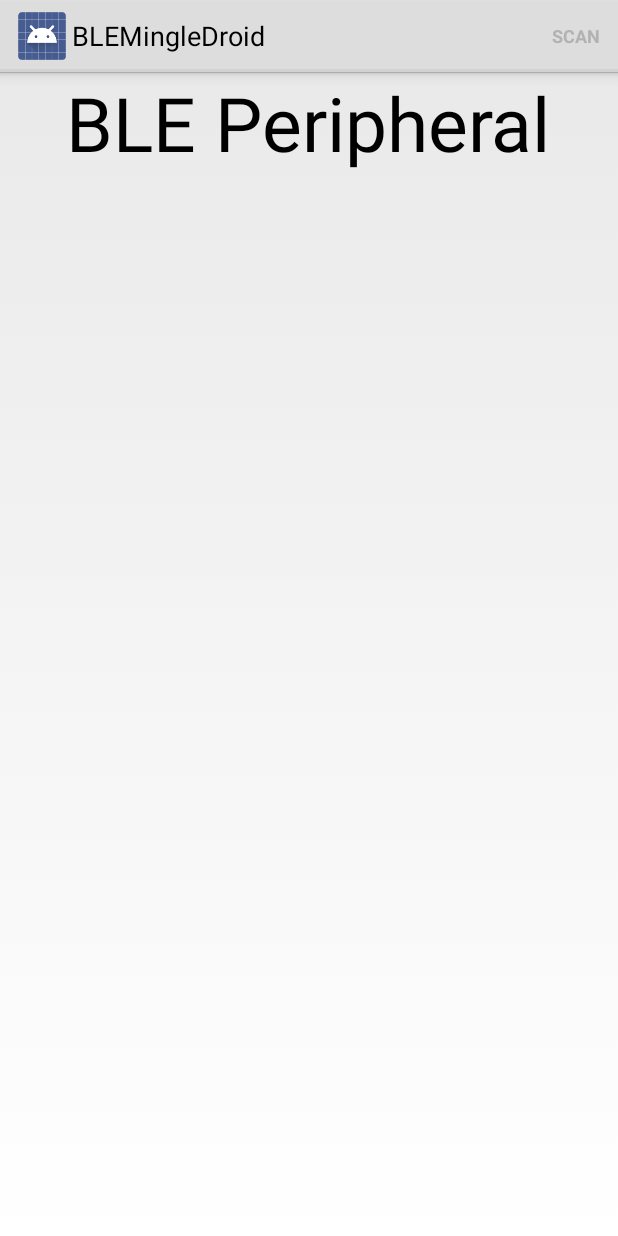
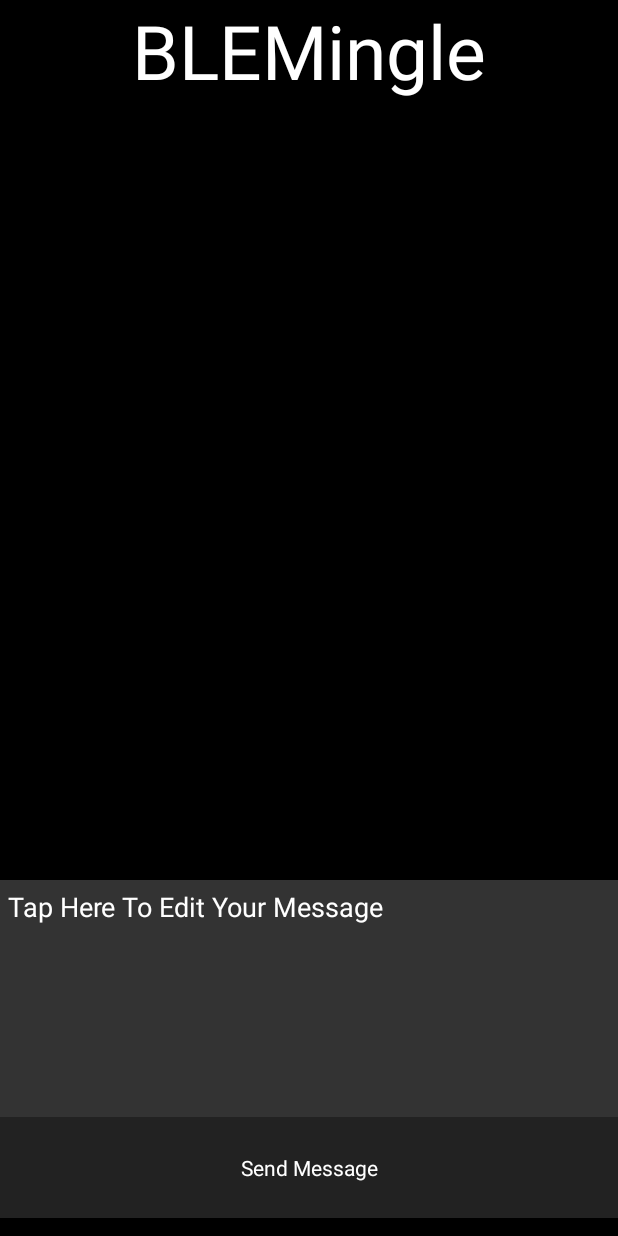
Before and after one commit to gitgarage/BLEMingleDroid, an Android app: the ScanActivity screen opened directly, with no data from a screen before it, on a phone screen of 412 x 824 dp. Run offline under Robolectric (Android 15) with nearby library versions, the phone set to English and light mode, and no system bars; 1 statement that could not run was skipped.

Commit message:
Share it with the world!

```diff
--- a/app/src/main/AndroidManifest.xml
+++ b/app/src/main/AndroidManifest.xml
@@ -8,7 +8,7 @@
         android:allowBackup="true"
         android:icon="@mipmap/ic_launcher"
         android:label="@string/app_name"
-        android:theme="@style/AppTheme" >
+        android:theme="@android:style/Theme.NoTitleBar" >
         <activity
             android:name=".ScanActivity"
             android:label="@string/app_name" >
--- a/app/src/main/java/com/bitgarage/blemingledroid/ScanActivity.java
+++ b/app/src/main/java/com/bitgarage/blemingledroid/ScanActivity.java
@@ -7,17 +7,46 @@ import android.app.Activity;
 import android.bluetooth.BluetoothAdapter;
 import android.bluetooth.BluetoothDevice;
 import android.bluetooth.BluetoothManager;
+import android.bluetooth.le.AdvertiseCallback;
+import android.bluetooth.le.AdvertiseData;
+import android.bluetooth.le.BluetoothLeAdvertiser;
 import android.os.Bundle;
+import android.os.Handler;
 import android.util.Log;
 import android.view.Menu;
 import android.view.MenuItem;
+import android.view.View;
 import android.view.Window;
+import android.widget.Button;
+import android.widget.EditText;
 import android.widget.TextView;
 import android.widget.Toast;
 
 public class ScanActivity extends Activity implements BluetoothAdapter.LeScanCallback {
     private BluetoothAdapter mBTAdapter;
+    private BluetoothLeAdvertiser mBTAdvertiser;
+    public boolean CONNECTED = false;
     private boolean mIsScanning;
+    private Button mSendButton;
+    private EditText mEditText;
+    private String TAG = "ScanActivity";
+    private Handler threadHaandler = new Handler();
+
+    private AdvertiseCallback mAdvCallback = new AdvertiseCallback() {
+        public void onStartSuccess(android.bluetooth.le.AdvertiseSettings settingsInEffect) {
+            CONNECTED = true;
+            if (settingsInEffect != null) {
+            } else {
+                Log.d(TAG, "onStartSuccess, settingInEffect is null");
+            }
+            setProgressBarIndeterminateVisibility(false);
+        }
+
+        public void onStartFailure(int errorCode) {
+            CONNECTED = false;
+        };
+    };
+
 
     @Override
     protected void onCreate(Bundle savedInstanceState) {
@@ -51,39 +80,6 @@ public class ScanActivity extends Activity implements BluetoothAdapter.LeScanCal
         return true;
     }
 
-    @Override
-    public boolean onPrepareOptionsMenu(Menu menu) {
-        if (mIsScanning) {
-            menu.findItem(R.id.action_scan).setVisible(false);
-            menu.findItem(R.id.action_stop).setVisible(true);
-        } else {
-            menu.findItem(R.id.action_scan).setEnabled(true);
-            menu.findItem(R.id.action_scan).setVisible(true);
-            menu.findItem(R.id.action_stop).setVisible(false);
-        }
-        if ((mBTAdapter == null) || (!mBTAdapter.isEnabled())) {
-            menu.findItem(R.id.action_scan).setEnabled(false);
-        }
-        return super.onPrepareOptionsMenu(menu);
-    }
-
-    @SuppressWarnings("unchecked")
-    @Override
-    public boolean onMenuItemSelected(int featureId, MenuItem item) {
-        int itemId = item.getItemId();
-        if (itemId == android.R.id.home) {
-            // ignore
-            return true;
-        } else if (itemId == R.id.action_scan) {
-            startScan();
-            return true;
-        } else if (itemId == R.id.action_stop) {
-            stopScan();
-            return true;
-        }
-        return super.onMenuItemSelected(featureId, item);
-    }
-
     public static String asHex(byte bytes[]) {
         if ((bytes == null) || (bytes.length == 0)) {
             return "";
@@ -102,7 +98,7 @@ public class ScanActivity extends Activity implements BluetoothAdapter.LeScanCal
         return sb.toString();
     }
 
-    public String[] used = new String[100];
+    public String[] used = new String[3];
     public int ui = 0;
 
     @Override
@@ -114,7 +110,6 @@ public class ScanActivity extends Activity implements BluetoothAdapter.LeScanCal
         while (startByte <= 5) {
             if (!Arrays.asList(used).contains(hex)) {
                 used[ui] = hex;
-                ui++;
 
                 String message = new String(newScanRecord);
                 String firstChar = message.substring(5, 6);
@@ -146,7 +141,10 @@ public class ScanActivity extends Activity implements BluetoothAdapter.LeScanCal
                     boolean enter = subMessage.length() == 16;
                     enter = enter && !subMessage.substring(15).equals("-");
                     enter = enter || subMessage.length() < 16;
-                    textViewToChange.setText(oldText + subMessage.substring(0,subMessage.length()-1) + (enter ? "\n" : ""));
+                    textViewToChange.setText(oldText + subMessage.substring(0, subMessage.length() - 1) + (enter ? "\n" : ""));
+                    ui = ui == 2 ? -1 : ui;
+                    ui++;
+
                     Log.e("String", subMessage);
                 }
                 break;
@@ -155,7 +153,72 @@ public class ScanActivity extends Activity implements BluetoothAdapter.LeScanCal
         }
     }
 
+    private void sendMessage() {
+        Thread thread = new Thread(new Runnable() {
+            @Override
+            public void run() {
+                if (mBTAdapter == null) {
+                    return;
+                }
+                if (mBTAdvertiser == null) {
+                    mBTAdvertiser = mBTAdapter.getBluetoothLeAdvertiser();
+                }
+                String textMessage = mEditText.getText().toString();
+                if (textMessage.length() > 0)
+                {
+                    String message = "Android: " + textMessage;
+
+                    while (message.length() > 0) {
+                        String subMessage;
+                        if(message.length() > 8)
+                        {
+                            subMessage = message.substring(0,8) + "-";
+                            message = message.substring(8);
+                            for (int i = 0; i < 20; i++)
+                            {
+                                AdvertiseData ad = BleUtil.makeAdvertiseData(subMessage);
+                                mBTAdvertiser.startAdvertising(BleUtil.createAdvSettings(true, 100), ad, mAdvCallback);
+                                mBTAdvertiser.stopAdvertising(mAdvCallback);
+                            }
+                        }
+                        else
+                        {
+                            subMessage = message;
+                            message = "";
+                            for (int i = 0; i < 5; i++)
+                            {
+                                AdvertiseData ad = BleUtil.makeAdvertiseData(subMessage);
+                                mBTAdvertiser.startAdvertising(
+                                        BleUtil.createAdvSettings(true, 40), ad,
+                                        mAdvCallback);
+                                mBTAdvertiser.stopAdvertising(mAdvCallback);
+                            }
+                        }
+                    }
+                    threadHaandler.post(updateRunnable);
+                }
+            }
+        });
+        thread.start();
+    }
+
+    final Runnable updateRunnable = new Runnable() {
+        public void run() {
+            mEditText.setText("");
+        }
+    };
+
     private void init() {
+        mSendButton = (Button) findViewById(R.id.send_button);
+        mSendButton.setEnabled(true);
+        mSendButton.setOnClickListener(new View.OnClickListener() {
+            @Override
+            public void onClick(View v) {
+                sendMessage();
+            }
+        });
+
+        mEditText = (EditText) findViewById(R.id.editText);
 
         // BLE check
         if (!BleUtil.isBLESupported(this)) {
@@ -175,6 +238,7 @@ public class ScanActivity extends Activity implements BluetoothAdapter.LeScanCal
             return;
         }
         stopScan();
+        startScan();
     }
 
     private void startScan() {
--- a/app/src/main/res/AndroidManifest.xml
+++ b/app/src/main/res/AndroidManifest.xml
@@ -4,8 +4,8 @@
     android:versionCode="3"
     android:versionName="1.2" >
     <uses-sdk
-        android:minSdkVersion="18"
-        android:targetSdkVersion="18" />
+        android:minSdkVersion="21"
+        android:targetSdkVersion="21" />
     <uses-permission android:name="android.permission.BLUETOOTH" />
     <uses-permission android:name="android.permission.BLUETOOTH_ADMIN" />
     <uses-feature
--- /dev/null
+++ b/app/src/main/res/drawable/back.xml
@@ -0,0 +1,7 @@
+<?xml version="1.0" encoding="utf-8"?>
+<selector xmlns:android="http://schemas.android.com/apk/res/android">
+    <shape xmlns:android="http://schemas.android.com/apk/res/android" android:shape="rectangle" >
+        <solid android:color="#ffffff" />
+        <stroke android:width="1dip" android:color="#999999"/>
+    </shape>
+</selector>
--- a/app/src/main/res/layout/activity_scan.xml
+++ b/app/src/main/res/layout/activity_scan.xml
@@ -4,7 +4,8 @@
     android:layout_height="match_parent"
     android:orientation="vertical"
     tools:context=".ScanActivity"
-    android:weightSum="1">
+    android:weightSum="1"
+    android:background="#000000">
 
     <LinearLayout
         android:orientation="vertical"
@@ -16,15 +17,52 @@
         android:layout_width="wrap_content"
         android:layout_height="wrap_content"
         android:textAppearance="?android:attr/textAppearanceLarge"
-        android:text="BLE Peripheral"
+        android:text="BLEMingle"
         android:id="@+id/title"
         android:layout_gravity="center_horizontal"
-        android:textSize="50dp" />
+        android:textSize="50dp"
+        android:textColor="#FFFFFF" />
 
-    <TextView
+    <ScrollView
         android:layout_width="match_parent"
-        android:layout_height="match_parent"
-        android:id="@+id/textView"
-        android:textSize="25dp"
-        android:paddingLeft="5dp" />
+        android:layout_height="144dp"
+        android:id="@+id/scrollView"
+        android:layout_weight="0.97">
+
+        <TextView
+            android:layout_width="match_parent"
+            android:layout_height="wrap_content"
+            android:id="@+id/textView"
+            android:textSize="25dp"
+            android:paddingLeft="5dp"
+            android:background="@drawable/back"
+            android:paddingRight="5dp"
+            android:autoText="false"
+            android:textColor="#ffffff"
+            android:layout_weight="2.98"
+            android:gravity="fill"
+            android:height="230dp" />
+    </ScrollView>
+
+    <EditText
+        android:layout_width="match_parent"
+        android:layout_height="158dp"
+        android:inputType="textMultiLine"
+        android:ems="10"
+        android:id="@+id/editText"
+        android:editable="true"
+        android:background="#333333"
+        android:text="Tap Here To Edit Your Message"
+        android:textColor="#FFFFFF"
+        android:gravity="top"
+        android:padding="5dp" />
+
+    <Button
+        android:layout_width="match_parent"
+        android:layout_height="67dp"
+        android:text="Send Message"
+        android:id="@+id/send_button"
+        android:textColor="#FFFFFF"
+        android:background="#222222" />
+
 </LinearLayout>
```
Also changed, not shown: app/build.gradle (+4 -3 lines), app/src/main/java/com/bitgarage/blemingledroid/BleUtil.java (+44 -0 lines).
